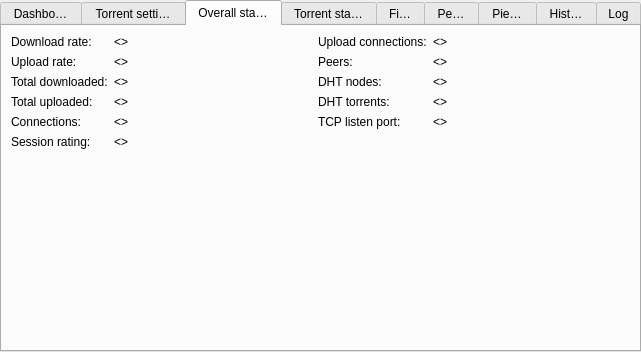
Old version of the form src/plugins/torrent/tabwidget.ui in the repository 0xd34df00d/leechcraft.
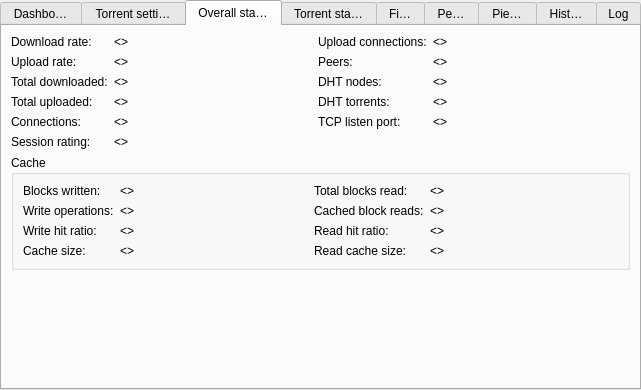
New version of the form. The open tabs and pages were chosen to show the change. Custom widgets are drawn as their Qt base class.

Commit message: + BitTorrent: FS#168: Cache status.

The edit to the form file:
```diff
--- a/src/plugins/torrent/tabwidget.ui
+++ b/src/plugins/torrent/tabwidget.ui
@@ -7,7 +7,7 @@
     <x>0</x>
     <y>0</y>
     <width>641</width>
-    <height>352</height>
+    <height>390</height>
    </rect>
   </property>
   <property name="tabPosition" >
@@ -394,17 +394,17 @@
      <x>0</x>
      <y>0</y>
      <width>637</width>
-     <height>325</height>
+     <height>362</height>
     </rect>
    </property>
    <attribute name="title" >
     <string>Overall status</string>
    </attribute>
-   <layout class="QVBoxLayout" >
+   <layout class="QVBoxLayout" name="verticalLayout" >
     <item>
      <layout class="QHBoxLayout" >
       <item>
-       <layout class="QGridLayout" >
+       <layout class="QFormLayout" name="formLayout_4" >
         <item row="0" column="0" >
          <widget class="QLabel" name="label_22" >
           <property name="text" >
@@ -475,19 +475,6 @@
           </property>
          </widget>
         </item>
-        <item row="6" column="0" >
-         <spacer>
-          <property name="orientation" >
-           <enum>Qt::Vertical</enum>
-          </property>
-          <property name="sizeHint" stdset="0" >
-           <size>
-            <width>20</width>
-            <height>40</height>
-           </size>
-          </property>
-         </spacer>
-        </item>
         <item row="5" column="0" >
          <widget class="QLabel" name="label_18" >
           <property name="text" >
@@ -518,7 +505,7 @@
        </spacer>
       </item>
       <item>
-       <layout class="QGridLayout" >
+       <layout class="QFormLayout" name="formLayout_3" >
         <item row="0" column="0" >
          <widget class="QLabel" name="label_27" >
           <property name="text" >
@@ -589,19 +576,6 @@
           </property>
          </widget>
         </item>
-        <item row="5" column="0" >
-         <spacer>
-          <property name="orientation" >
-           <enum>Qt::Vertical</enum>
-          </property>
-          <property name="sizeHint" stdset="0" >
-           <size>
-            <width>20</width>
-            <height>40</height>
-           </size>
-          </property>
-         </spacer>
-        </item>
        </layout>
       </item>
       <item>
@@ -619,6 +593,164 @@
       </item>
      </layout>
     </item>
+    <item>
+     <widget class="QGroupBox" name="groupBox_4" >
+      <property name="title" >
+       <string>Cache</string>
+      </property>
+      <layout class="QHBoxLayout" name="horizontalLayout" >
+       <item>
+        <layout class="QFormLayout" name="formLayout_2" >
+         <item row="0" column="0" >
+          <widget class="QLabel" name="label_32" >
+           <property name="text" >
+            <string>Blocks written:</string>
+           </property>
+          </widget>
+         </item>
+         <item row="0" column="1" >
+          <widget class="QLabel" name="BlocksWritten_" >
+           <property name="text" >
+            <string>&lt;></string>
+           </property>
+          </widget>
+         </item>
+         <item row="1" column="0" >
+          <widget class="QLabel" name="label_46" >
+           <property name="text" >
+            <string>Write operations:</string>
+           </property>
+          </widget>
+         </item>
+         <item row="1" column="1" >
+          <widget class="QLabel" name="Writes_" >
+           <property name="text" >
+            <string>&lt;></string>
+           </property>
+          </widget>
+         </item>
+         <item row="2" column="0" >
+          <widget class="QLabel" name="label_52" >
+           <property name="text" >
+            <string>Write hit ratio:</string>
+           </property>
+          </widget>
+         </item>
+         <item row="2" column="1" >
+          <widget class="QLabel" name="WriteHitRatio_" >
+           <property name="text" >
+            <string>&lt;></string>
+           </property>
+          </widget>
+         </item>
+         <item row="3" column="1" >
+          <widget class="QLabel" name="CacheSize_" >
+           <property name="text" >
+            <string>&lt;></string>
+           </property>
+          </widget>
+         </item>
+         <item row="3" column="0" >
+          <widget class="QLabel" name="label_54" >
+           <property name="text" >
+            <string>Cache size:</string>
+           </property>
+          </widget>
+         </item>
+        </layout>
+       </item>
+       <item>
+        <spacer name="horizontalSpacer" >
+         <property name="orientation" >
+          <enum>Qt::Horizontal</enum>
+         </property>
+         <property name="sizeHint" stdset="0" >
+          <size>
+           <width>139</width>
+           <height>20</height>
+          </size>
+         </property>
+        </spacer>
+       </item>
+       <item>
+        <layout class="QFormLayout" name="formLayout" >
+         <property name="fieldGrowthPolicy" >
+          <enum>QFormLayout::ExpandingFieldsGrow</enum>
+         </property>
+         <item row="0" column="0" >
+          <widget class="QLabel" name="label_48" >
+           <property name="text" >
+            <string>Total blocks read:</string>
+           </property>
+          </widget>
+         </item>
+         <item row="0" column="1" >
+          <widget class="QLabel" name="TotalBlocksRead_" >
+           <property name="text" >
+            <string>&lt;></string>
+           </property>
+          </widget>
+         </item>
+         <item row="2" column="0" >
+          <widget class="QLabel" name="label_49" >
+           <property name="text" >
+            <string>Read hit ratio:</string>
+           </property>
+          </widget>
+         </item>
+         <item row="2" column="1" >
+          <widget class="QLabel" name="ReadHitRatio_" >
+           <property name="text" >
+            <string>&lt;></string>
+           </property>
+          </widget>
+         </item>
+         <item row="3" column="0" >
+          <widget class="QLabel" name="label_56" >
+           <property name="text" >
+            <string>Read cache size:</string>
+           </property>
+          </widget>
+         </item>
+         <item row="3" column="1" >
+          <widget class="QLabel" name="ReadCacheSize_" >
+           <property name="text" >
+            <string>&lt;></string>
+           </property>
+          </widget>
+         </item>
+         <item row="1" column="0" >
+          <widget class="QLabel" name="label_45" >
+           <property name="text" >
+            <string>Cached block reads:</string>
+           </property>
+          </widget>
+         </item>
+         <item row="1" column="1" >
+          <widget class="QLabel" name="CachedBlockReads_" >
+           <property name="text" >
+            <string>&lt;></string>
+           </property>
+          </widget>
+         </item>
+        </layout>
+       </item>
+       <item>
+        <spacer name="horizontalSpacer_2" >
+         <property name="orientation" >
+          <enum>Qt::Horizontal</enum>
+         </property>
+         <property name="sizeHint" stdset="0" >
+          <size>
+           <width>140</width>
+           <height>20</height>
+          </size>
+         </property>
+        </spacer>
+       </item>
+      </layout>
+     </widget>
+    </item>
     <item>
      <spacer>
       <property name="orientation" >
```
Left out of the diff: 20 changed lines with no effect on the pictures. The commit also changes 4 other files.
